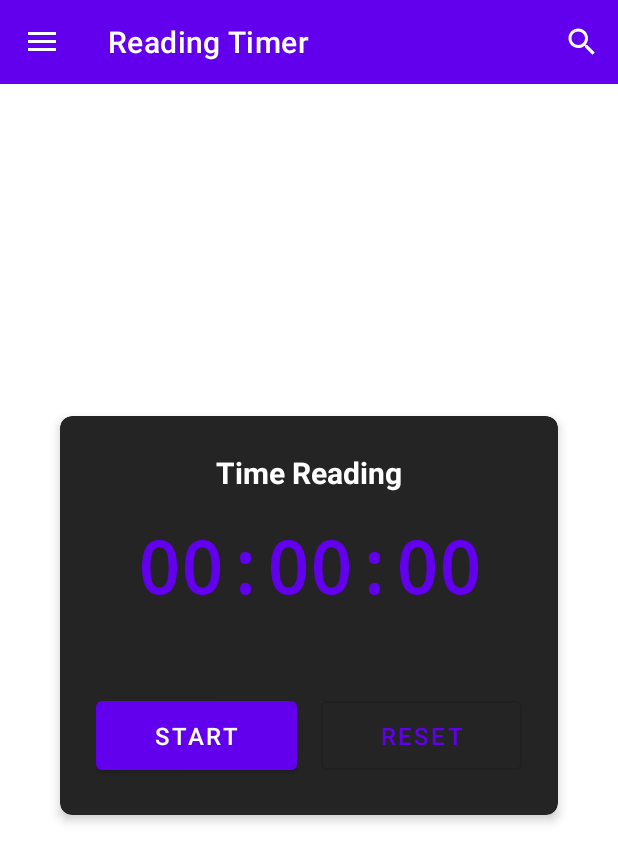
After one commit to Xabierland/DAS-Proyecto, an Android app: the ReadingTimerActivity screen opened directly, with no data from a screen before it, on a phone screen of 412 x 824 dp. The commit adds this screen. Shown: the top 862 px of the screen. Run offline under Robolectric (Android 15) with nearby library versions, the phone set to English and light mode, and no system bars; our stand-ins replace CircleImageView; 2 statements that could not run were skipped.

```diff
--- a/app/src/main/java/com/xabierland/librebook/activities/BaseActivity.java
+++ b/app/src/main/java/com/xabierland/librebook/activities/BaseActivity.java
@@ -253,6 +253,7 @@ public abstract class BaseActivity extends AppCompatActivity {
         // Si estamos ya en la actividad seleccionada, no hacemos nada
         if ((this instanceof MainActivity && itemId == R.id.nav_home) ||
                 (this instanceof SearchActivity && itemId == R.id.nav_search) ||
+                (this instanceof ReadingTimerActivity && itemId == R.id.nav_timer) ||
                 (this instanceof ProfileActivity && itemId == R.id.nav_profile && !((ProfileActivity)this).isViewingOtherProfile()) ||
                 (this instanceof SearchActivity && itemId == R.id.action_search) ||
                 (this instanceof LoginActivity && itemId == R.id.nav_login) ||
@@ -269,10 +270,12 @@ public abstract class BaseActivity extends AppCompatActivity {
             intent = new Intent(this, MainActivity.class);
             // Limpiar el stack de activities si vamos al home
             intent.setFlags(Intent.FLAG_ACTIVITY_CLEAR_TOP | Intent.FLAG_ACTIVITY_SINGLE_TOP);
-            recreate();
         }
         else if (itemId == R.id.nav_search) {
             intent = new Intent(this, SearchActivity.class);
+        }
+        else if (itemId == R.id.nav_timer) {
+            intent = new Intent(this, ReadingTimerActivity.class);
         }
         else if (itemId == R.id.nav_profile) {
             intent = new Intent(this, ProfileActivity.class);
--- /dev/null
+++ b/app/src/main/java/com/xabierland/librebook/activities/ReadingTimerActivity.java
@@ -0,0 +1,164 @@
+package com.xabierland.librebook.activities;
+
+import android.content.ComponentName;
+import android.content.Context;
+import android.content.Intent;
+import android.content.ServiceConnection;
+import android.os.Bundle;
+import android.os.IBinder;
+import android.util.Log;
+import android.view.View;
+import android.widget.Button;
+import android.widget.TextView;
+
+import com.xabierland.librebook.R;
+import com.xabierland.librebook.services.ReadingTimerService;
+
+import java.util.concurrent.TimeUnit;
+
+public class ReadingTimerActivity extends BaseActivity implements ReadingTimerService.TimerListener {
+
+    private static final String TAG = "ReadingTimerActivity";
+
+    private TextView textViewTimer;
+    private Button buttonStartStop;
+    private Button buttonReset;
+
+    private ReadingTimerService timerService;
+    private boolean isServiceBound = false;
+
+    // Conexión con el servicio
+    private final ServiceConnection serviceConnection = new ServiceConnection() {
+        @Override
+        public void onServiceConnected(ComponentName name, IBinder service) {
+            ReadingTimerService.LocalBinder binder = (ReadingTimerService.LocalBinder) service;
+            timerService = binder.getService();
+            timerService.setTimerListener(ReadingTimerActivity.this);
+            isServiceBound = true;
+
+            // Actualizar UI con el estado actual del temporizador
+            updateUIWithServiceState();
+        }
+
+        @Override
+        public void onServiceDisconnected(ComponentName name) {
+            timerService = null;
+            isServiceBound = false;
+        }
+    };
+
+    @Override
+    protected void onCreate(Bundle savedInstanceState) {
+        super.onCreate(savedInstanceState);
+        setContentView(R.layout.activity_reading_timer);
+
+        // Inicializar vistas
+        textViewTimer = findViewById(R.id.textViewTimer);
+        buttonStartStop = findViewById(R.id.buttonStartStop);
+        buttonReset = findViewById(R.id.buttonReset);
+
+        // Configurar listeners
+        buttonStartStop.setOnClickListener(v -> {
+            if (isServiceBound) {
+                if (timerService.isTimerRunning()) {
+                    stopTimer();
+                } else {
+                    startTimer();
+                }
+            }
+        });
+
+        buttonReset.setOnClickListener(v -> {
+            if (isServiceBound) {
+                resetTimer();
+            }
+        });
+
+        // Iniciar y vincular con el servicio
+        Intent serviceIntent = new Intent(this, ReadingTimerService.class);
+        startService(serviceIntent);
+        bindService(serviceIntent, serviceConnection, Context.BIND_AUTO_CREATE);
+    }
+
+    @Override
+    protected void onStart() {
+        super.onStart();
+        if (!isServiceBound) {
+            Intent serviceIntent = new Intent(this, ReadingTimerService.class);
+            bindService(serviceIntent, serviceConnection, Context.BIND_AUTO_CREATE);
+        }
+    }
+
+    @Override
+    protected void onStop() {
+        super.onStop();
+        // No desvinculamos el servicio aquí para mantenerlo activo
+    }
+
+    @Override
+    protected void onDestroy() {
+        super.onDestroy();
+        if (isServiceBound) {
+            timerService.setTimerListener(null);
+            unbindService(serviceConnection);
+            isServiceBound = false;
+        }
+    }
+
+    private void updateUIWithServiceState() {
+        if (timerService != null) {
+            // Actualizar el texto del temporizador
+            long time = timerService.getElapsedTime();
+            updateTimerText(time);
+
+            // Actualizar el texto del botón según el estado
+            updateButtonText(timerService.isTimerRunning());
+        }
+    }
+
+    private void startTimer() {
+        Intent intent = new Intent(this, ReadingTimerService.class);
+        intent.setAction(ReadingTimerService.ACTION_START);
+        startService(intent);
+    }
+
+    private void stopTimer() {
+        Intent intent = new Intent(this, ReadingTimerService.class);
+        intent.setAction(ReadingTimerService.ACTION_STOP);
+        startService(intent);
+    }
+
+    private void resetTimer() {
+        Intent intent = new Intent(this, ReadingTimerService.class);
+        intent.setAction(ReadingTimerService.ACTION_RESET);
+        startService(intent);
+    }
+
+    private void updateTimerText(long millis) {
+        long hours = TimeUnit.MILLISECONDS.toHours(millis);
+        long minutes = TimeUnit.MILLISECONDS.toMinutes(millis) % 60;
+        long seconds = TimeUnit.MILLISECONDS.toSeconds(millis) % 60;
+        String timeString = String.format("%02d:%02d:%02d", hours, minutes, seconds);
+        textViewTimer.setText(timeString);
+    }
+
+    private void updateButtonText(boolean isRunning) {
+        buttonStartStop.setText(isRunning ? R.string.stop : R.string.start);
+    }
+
+    // Implementación de la interfaz TimerListener
+    @Override
+    public void onTimerTick(long elapsedTime) {
+        runOnUiThread(() -> updateTimerText(elapsedTime));
+    }
+
+    @Override
+    public void onTimerStateChanged(boolean isRunning) {
+        runOnUiThread(() -> updateButtonText(isRunning));
+    }
+
+    @Override
+    protected String getActivityTitle() {
+        return getString(R.string.reading_timer);
+    }
+}
--- /dev/null
+++ b/app/src/main/res/drawable/ic_timer.xml
@@ -0,0 +1,10 @@
+<?xml version="1.0" encoding="utf-8"?>
+<vector xmlns:android="http://schemas.android.com/apk/res/android"
+    android:width="24dp"
+    android:height="24dp"
+    android:viewportWidth="24"
+    android:viewportHeight="24">
+    <path
+        android:fillColor="#FF000000"
+        android:pathData="M15,1L9,1v2h6L15,1zM11,14h2L13,8h-2v6zM19.03,7.39l1.42,-1.42c-0.43,-0.51 -0.9,-0.99 -1.41,-1.41l-1.42,1.42C16.07,4.74 14.12,4 12,4c-4.97,0 -9,4.03 -9,9s4.02,9 9,9 9,-4.03 9,-9c0,-2.12 -0.74,-4.07 -1.97,-5.61zM12,20c-3.87,0 -7,-3.13 -7,-7s3.13,-7 7,-7 7,3.13 7,7 -3.13,7 -7,7z"/>
+</vector>
--- /dev/null
+++ b/app/src/main/res/layout/activity_reading_timer.xml
@@ -0,0 +1,114 @@
+<?xml version="1.0" encoding="utf-8"?>
+<androidx.drawerlayout.widget.DrawerLayout xmlns:android="http://schemas.android.com/apk/res/android"
+    xmlns:app="http://schemas.android.com/apk/res-auto"
+    android:id="@+id/drawer_layout"
+    android:layout_width="match_parent"
+    android:layout_height="match_parent">
+
+    <LinearLayout
+        android:layout_width="match_parent"
+        android:layout_height="match_parent"
+        android:orientation="vertical">
+
+        <androidx.appcompat.widget.Toolbar
+            android:id="@+id/toolbar"
+            android:layout_width="match_parent"
+            android:layout_height="?attr/actionBarSize"
+            android:background="?attr/colorPrimary"
+            android:theme="@style/ThemeOverlay.AppCompat.Dark.ActionBar"/>
+
+        <LinearLayout
+            android:layout_width="match_parent"
+            android:layout_height="match_parent"
+            android:orientation="vertical"
+            android:gravity="center"
+            android:padding="24dp">
+
+            <androidx.cardview.widget.CardView
+                android:layout_width="match_parent"
+                android:layout_height="wrap_content"
+                android:layout_margin="16dp"
+                app:cardCornerRadius="8dp"
+                app:cardElevation="4dp"
+                app:cardBackgroundColor="?attr/cardBackgroundColor">
+
+                <LinearLayout
+                    android:layout_width="match_parent"
+                    android:layout_height="wrap_content"
+                    android:orientation="vertical"
+                    android:gravity="center"
+                    android:padding="24dp">
+
+                    <TextView
+                        android:layout_width="wrap_content"
+                        android:layout_height="wrap_content"
+                        android:text="@string/time_reading"
+                        android:textSize="20sp"
+                        android:textStyle="bold"
+                        android:layout_marginBottom="16dp"
+                        android:textColor="?attr/textColor"/>
+
+                    <TextView
+                        android:id="@+id/textViewTimer"
+                        android:layout_width="wrap_content"
+                        android:layout_height="wrap_content"
+                        android:text="00:00:00"
+                        android:textSize="48sp"
+                        android:textStyle="bold"
+                        android:fontFamily="monospace"
+                        android:layout_marginBottom="36dp"
+                        android:textColor="?attr/colorPrimary"/>
+
+                    <LinearLayout
+                        android:layout_width="match_parent"
+                        android:layout_height="wrap_content"
+                        android:orientation="horizontal"
+                        android:gravity="center"
+                        android:layout_marginTop="16dp">
+
+                        <Button
+                            android:id="@+id/buttonStartStop"
+                            android:layout_width="0dp"
+                            android:layout_height="wrap_content"
+                            android:layout_weight="1"
+                            android:layout_marginEnd="8dp"
+                            android:text="@string/start"
+                            android:padding="12dp"
+                            android:textSize="16sp"/>
+
+                        <Button
+                            android:id="@+id/buttonReset"
+                            android:layout_width="0dp"
+                            android:layout_height="wrap_content"
+                            android:layout_weight="1"
+                            android:layout_marginStart="8dp"
+                            android:text="@string/reset"
+                            android:padding="12dp"
+                            android:textSize="16sp"
+                            style="@style/Widget.MaterialComponents.Button.OutlinedButton"/>
+                    </LinearLayout>
+
+                </LinearLayout>
+            </androidx.cardview.widget.CardView>
+
+            <TextView
+                android:layout_width="match_parent"
+                android:layout_height="wrap_content"
+                android:text="@string/reading_timer_info"
+                android:textAlignment="center"
+                android:layout_marginTop="24dp"
+                android:textColor="?attr/textColor"
+                android:alpha="0.7"/>
+
+        </LinearLayout>
+    </LinearLayout>
+
+    <com.google.android.material.navigation.NavigationView
+        android:id="@+id/nav_view"
+        android:layout_width="wrap_content"
+        android:layout_height="match_parent"
+        android:layout_gravity="start"
+        android:fitsSystemWindows="true"
+        app:menu="@menu/drawer_menu"/>
+
+</androidx.drawerlayout.widget.DrawerLayout>
--- a/app/src/main/res/menu/drawer_menu.xml
+++ b/app/src/main/res/menu/drawer_menu.xml
@@ -20,6 +20,12 @@
             android:id="@+id/nav_profile"
             android:icon="@drawable/ic_profile"
             android:title="@string/profile" />
+
+        <!--Temporizador de lectura-->
+        <item
+            android:id="@+id/nav_timer"
+            android:icon="@drawable/ic_timer"
+            android:title="@string/reading_timer" />
 
         <!--Registrar usuario-->
         <item
--- a/app/src/main/res/values/strings.xml
+++ b/app/src/main/res/values/strings.xml
@@ -180,7 +180,7 @@
     <string name="notification_channel_description">Channel for receiving LibreBook notifications</string>
     <string name="fcm_message">FCM Message</string>
 
-    <!-- Book Sharing -->
+    <!-- Cadenas para compartir libros -->
     <string name="share">Share</string>
     <string name="share_as_text">Share as text</string>
     <string name="share_as_file">Share as file</string>
@@ -193,4 +193,13 @@
     <string name="share_book">Share book</string>
     <string name="share_book_message">Choose how you want to share this book:</string>
     <string name="share_success">Book shared successfully</string>
+
+    <!-- Reading Timer -->
+    <string name="reading_timer">Reading Timer</string>
+    <string name="time_reading">Time Reading</string>
+    <string name="start">Start</string>
+    <string name="stop">Stop</string>
+    <string name="reset">Reset</string>
+    <string name="reading_timer_info">It will keep running even if you close the app. You can use the notification to control the timer.</string>
+    <string name="timer_notification_title">Reading Time</string>
 </resources>
```
Also changed, not shown: app/src/main/AndroidManifest.xml (+12 -8 lines), app/src/main/java/com/xabierland/librebook/services/ReadingTimerService.java (added, +241 -0 lines), 3 other files.
